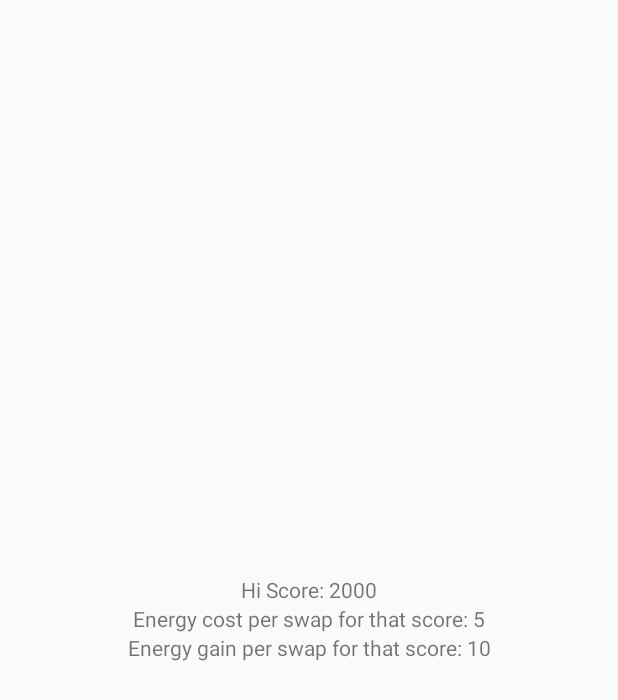
After one commit to MacroChip/Triangulation, an Android app: the layout scoreboard.xml on its own in the app's theme, with its tools: preview values and no code run, on a phone screen of 412 x 824 dp. The commit adds this screen. Shown: the top 700 px of the screen. Run offline under Robolectric (Android 15) with nearby library versions, the light colour scheme and no system bars.

Commit message:
WIP. adding scoreboard ui

```diff
--- a/app/src/main/java/com/basementbrosdevelopers/triangulation/MainActivity.java
+++ b/app/src/main/java/com/basementbrosdevelopers/triangulation/MainActivity.java
@@ -21,6 +21,7 @@ import androidx.annotation.NonNull;
 import androidx.annotation.RawRes;
 import androidx.appcompat.app.AppCompatActivity;
 
+import com.basementbrosdevelopers.triangulation.scoreboard.ScoreboardActivity;
 import com.basementbrosdevelopers.triangulation.squareswapping.SelectedTriangleShrinkAnimation;
 import com.google.gson.Gson;
 
@@ -127,6 +128,10 @@ public class MainActivity extends AppCompatActivity {
         }
         if (item.getItemId() == R.id.credits) {
             currentDialog = showCredits(this);
+            return true;
+        }
+        if (item.getItemId() == R.id.scoreboard) {
+            startActivity(ScoreboardActivity.intent(this));
             return true;
         }
         return super.onOptionsItemSelected(item);
--- /dev/null
+++ b/app/src/main/res/layout/scoreboard.xml
@@ -0,0 +1,39 @@
+<?xml version="1.0" encoding="utf-8"?>
+<androidx.constraintlayout.widget.ConstraintLayout xmlns:android="http://schemas.android.com/apk/res/android"
+    xmlns:app="http://schemas.android.com/apk/res-auto"
+    xmlns:tools="http://schemas.android.com/tools"
+    android:layout_width="match_parent"
+    android:layout_height="match_parent">
+
+    <TextView
+        android:id="@+id/score"
+        android:layout_width="wrap_content"
+        android:layout_height="wrap_content"
+        app:layout_constraintBottom_toTopOf="@id/energy_cost"
+        app:layout_constraintEnd_toEndOf="parent"
+        app:layout_constraintStart_toStartOf="parent"
+        app:layout_constraintTop_toTopOf="parent"
+        app:layout_constraintVertical_chainStyle="packed"
+        tools:text="Hi Score: 2000" />
+
+    <TextView
+        android:id="@+id/energy_cost"
+        android:layout_width="wrap_content"
+        android:layout_height="wrap_content"
+        app:layout_constraintBottom_toTopOf="@id/energy_gain"
+        app:layout_constraintEnd_toEndOf="parent"
+        app:layout_constraintStart_toStartOf="parent"
+        app:layout_constraintTop_toBottomOf="@id/score"
+        tools:text="Energy cost per swap for that score: 5" />
+
+    <TextView
+        android:id="@+id/energy_gain"
+        android:layout_width="wrap_content"
+        android:layout_height="wrap_content"
+        app:layout_constraintBottom_toBottomOf="parent"
+        app:layout_constraintEnd_toEndOf="parent"
+        app:layout_constraintStart_toStartOf="parent"
+        app:layout_constraintTop_toBottomOf="@id/energy_cost"
+        tools:text="Energy gain per swap for that score: 10" />
+
+</androidx.constraintlayout.widget.ConstraintLayout>
--- a/app/src/main/res/menu/main_options_menu.xml
+++ b/app/src/main/res/menu/main_options_menu.xml
@@ -15,4 +15,7 @@
     <item
         android:id="@+id/credits"
         android:title="Credits" />
+    <item
+        android:id="@+id/scoreboard"
+        android:title="Scoreboard" />
 </menu>
```
Also changed, not shown: app/src/main/java/com/basementbrosdevelopers/triangulation/scoreboard/ScoreboardActivity.kt (added, +24 -0 lines).
